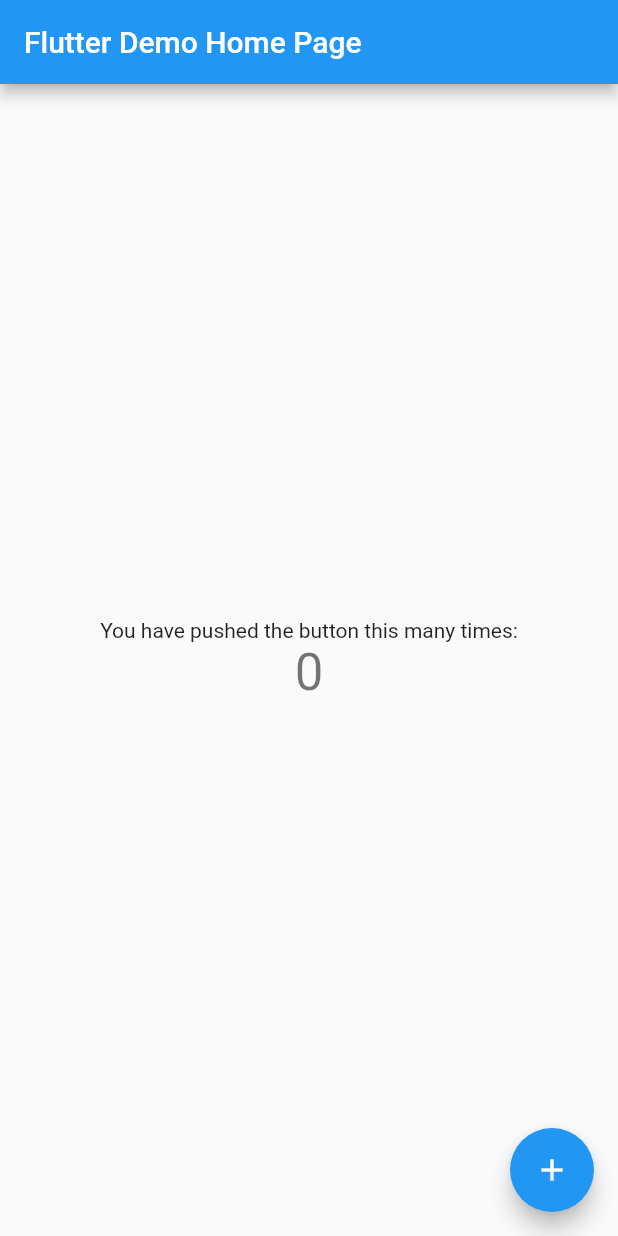
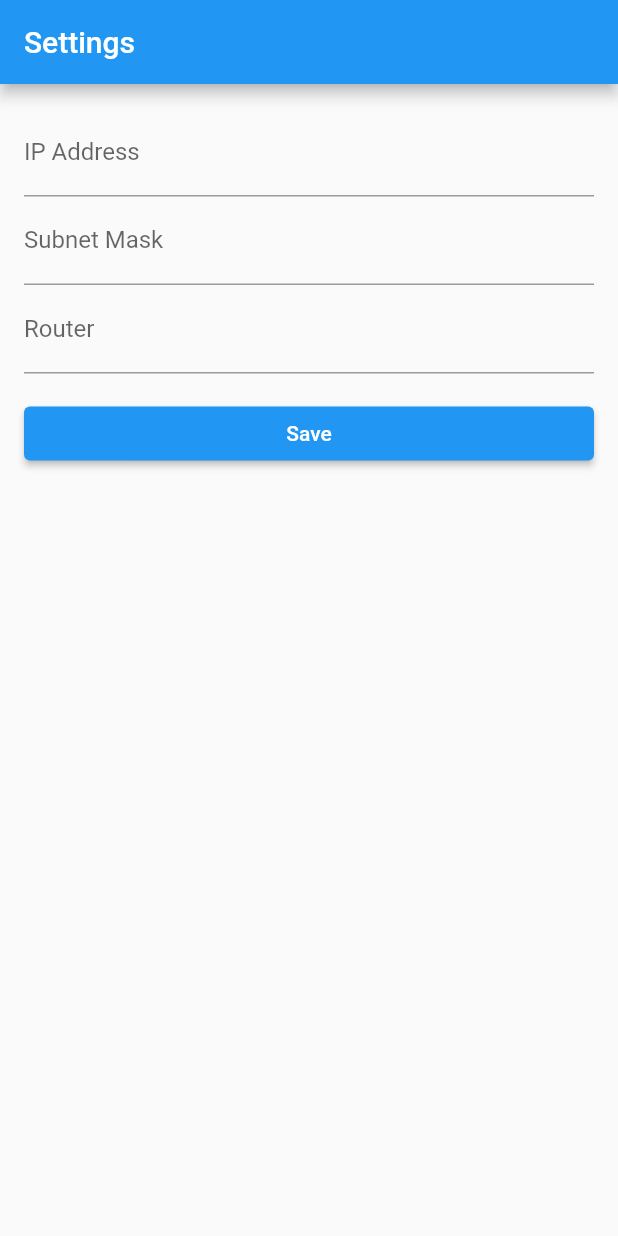
Before and after one commit to ahtoxaandy999/flutter_practice, a Flutter app: the screen it shows after launch, on a phone screen of 412 x 824 dp. Run offline on Flutter 3.47's test engine with Material 2 defaults, Android fonts, the phone set to English and light mode, and no system bars; our stand-ins replace dartz, equatable, flutter_bloc, freezed_annotation, logger, shared_preferences.

Commit message:
Add basic template

```diff
--- /dev/null
+++ b/lib/data/repositories/ip_settings_repository.dart
@@ -0,0 +1,37 @@
+import 'package:shared_preferences/shared_preferences.dart';
+
+import '../../domain/entities/ip_settings.dart';
+
+class IpSettingsRepository {
+  static const _ipKey = 'ip';
+  static const _subnetMaskKey = 'subnetMask';
+  static const _routerKey = 'router';
+
+  final SharedPreferences _sharedPreferences;
+
+  IpSettingsRepository(this._sharedPreferences);
+
+  Future<IpSettings> loadIpSettings() async {
+    final String? ipAddress = _sharedPreferences.getString('ip_address');
+    final String? subnetMask = _sharedPreferences.getString('subnet_mask');
+    final String? router = _sharedPreferences.getString('router');
+    final IpSettings settings = IpSettings(ipAddress: ipAddress ?? '', subnetMask: subnetMask ?? '', router: router ?? '');
+    return settings;
+  }
+
+  Future<void> saveIpSettings(IpSettings settings) async {
+    await _sharedPreferences.setString(_ipKey, settings.ipAddress);
+    await _sharedPreferences.setString(_subnetMaskKey, settings.subnetMask);
+    await _sharedPreferences.setString(_routerKey, settings.router);
+  }
+
+  Future<IpSettings?> getIpSettings() async {
+    final ip = _sharedPreferences.getString(_ipKey);
+    final subnetMask = _sharedPreferences.getString(_subnetMaskKey);
+    final router = _sharedPreferences.getString(_routerKey);
+    if (ip == null || subnetMask == null) {
+      return null;
+    }
+    return IpSettings(ipAddress: ip, subnetMask: subnetMask, router: router ?? '');
+  }
+}
--- /dev/null
+++ b/lib/domain/core/failures.dart
@@ -0,0 +1,11 @@
+import 'package:freezed_annotation/freezed_annotation.dart';
+
+part 'failures.freezed.dart';
+
+@freezed
+class Failure with _$Failure {
+  const factory Failure.serverError(String message) = ServerError;
+  const factory Failure.networkError() = NetworkError;
+  const factory Failure.serverException(String message) = ServerException;
+
+}
--- /dev/null
+++ b/lib/domain/entities/ip_settings.dart
@@ -0,0 +1,31 @@
+import 'package:equatable/equatable.dart';
+
+class IpSettings extends Equatable {
+  final String ipAddress;
+  final String subnetMask;
+  final String router;
+
+  const IpSettings({
+    required this.ipAddress,
+    required this.subnetMask,
+    required this.router,
+  });
+
+  IpSettings copyWith({
+    String? ipAddress,
+    String? subnetMask,
+    String? router,
+  }) {
+    return IpSettings(
+      ipAddress: ipAddress ?? this.ipAddress,
+      subnetMask: subnetMask ?? this.subnetMask,
+      router: router ?? this.router,
+    );
+  }
+
+  @override
+  List<Object?> get props => [ipAddress, subnetMask, router];
+
+  @override
+  bool get stringify => true;
+}
--- /dev/null
+++ b/lib/domain/usecases/save_ip_settings_usecase.dart
@@ -0,0 +1,19 @@
+import 'package:dartz/dartz.dart';
+import 'package:flutter_practice/data/repositories/ip_settings_repository.dart';
+import 'package:flutter_practice/domain/core/failures.dart';
+import 'package:flutter_practice/domain/entities/ip_settings.dart';
+
+class SaveIpSettingsUseCase {
+  final IpSettingsRepository repository;
+
+  SaveIpSettingsUseCase({required this.repository});
+
+  Future<Either<ServerError, Unit>> execute(IpSettings settings) async {
+    try {
+      await repository.saveIpSettings(settings);
+      return right(unit);
+    } on ServerException catch (e) {
+      return left(ServerError(e.message));
+    }
+  }
+}
--- a/lib/main.dart
+++ b/lib/main.dart
@@ -1,115 +1,44 @@
 import 'package:flutter/material.dart';
+import 'package:flutter_bloc/flutter_bloc.dart';
+import 'package:shared_preferences/shared_preferences.dart';
 
-void main() {
-  runApp(const MyApp());
+import 'bloc_observer.dart';
+import 'data/repositories/ip_settings_repository.dart';
+import 'domain/usecases/save_ip_settings_usecase.dart';
+import 'presentation/screens/settings/settings_bloc.dart';
+import 'presentation/screens/settings/settings_screen.dart';
+
+void main() async {
+  WidgetsFlutterBinding.ensureInitialized();
+  Bloc.observer = MyBlocObserver();
+  final sharedPreferences = await SharedPreferences.getInstance();
+  final ipSettingsRepository = IpSettingsRepository(sharedPreferences);
+  runApp(MyApp(ipSettingsRepository: ipSettingsRepository));
 }
 
 class MyApp extends StatelessWidget {
-  const MyApp({super.key});
+  final IpSettingsRepository ipSettingsRepository;
 
-  // This widget is the root of your application.
+  MyApp({required this.ipSettingsRepository});
+
   @override
   Widget build(BuildContext context) {
-    return MaterialApp(
-      title: 'Flutter Demo',
-      theme: ThemeData(
-        // This is the theme of your application.
-        //
-        // Try running your application with "flutter run". You'll see the
-        // application has a blue toolbar. Then, without quitting the app, try
-        // changing the primarySwatch below to Colors.green and then invoke
-        // "hot reload" (press "r" in the console where you ran "flutter run",
-        // or simply save your changes to "hot reload" in a Flutter IDE).
-        // Notice that the counter didn't reset back to zero; the application
-        // is not restarted.
-        primarySwatch: Colors.blue,
+    return MultiBlocProvider(
+      providers: [
+        BlocProvider<SettingsBloc>(
+          create: (context) => SettingsBloc(
+            saveIpSettingsUseCase: SaveIpSettingsUseCase(repository: ipSettingsRepository),
+            ipSettingsRepository: ipSettingsRepository,
+          ),
+        ),
+      ],
+      child: MaterialApp(
+        title: 'IP Settings App',
+        theme: ThemeData(
+          primarySwatch: Colors.blue,
+        ),
+        home: SettingsScreen(),
       ),
-      home: const MyHomePage(title: 'Flutter Demo Home Page'),
     );
   }
 }
-
-class MyHomePage extends StatefulWidget {
-  const MyHomePage({super.key, required this.title});
-
-  // This widget is the home page of your application. It is stateful, meaning
-  // that it has a State object (defined below) that contains fields that affect
-  // how it looks.
-
-  // This class is the configuration for the state. It holds the values (in this
-  // case the title) provided by the parent (in this case the App widget) and
-  // used by the build method of the State. Fields in a Widget subclass are
-  // always marked "final".
-
-  final String title;
-
-  @override
-  State<MyHomePage> createState() => _MyHomePageState();
-}
-
-class _MyHomePageState extends State<MyHomePage> {
-  int _counter = 0;
-
-  void _incrementCounter() {
-    setState(() {
-      // This call to setState tells the Flutter framework that something has
-      // changed in this State, which causes it to rerun the build method below
-      // so that the display can reflect the updated values. If we changed
-      // _counter without calling setState(), then the build method would not be
-      // called again, and so nothing would appear to happen.
-      _counter++;
-    });
-  }
-
-  @override
-  Widget build(BuildContext context) {
-    // This method is rerun every time setState is called, for instance as done
-    // by the _incrementCounter method above.
-    //
-    // The Flutter framework has been optimized to make rerunning build methods
-    // fast, so that you can just rebuild anything that needs updating rather
-    // than having to individually change instances of widgets.
-    return Scaffold(
-      appBar: AppBar(
-        // Here we take the value from the MyHomePage object that was created by
-        // the App.build method, and use it to set our appbar title.
-        title: Text(widget.title),
-      ),
-      body: Center(
-        // Center is a layout widget. It takes a single child and positions it
-        // in the middle of the parent.
-        child: Column(
-          // Column is also a layout widget. It takes a list of children and
-          // arranges them vertically. By default, it sizes itself to fit its
-          // children horizontally, and tries to be as tall as its parent.
-          //
-          // Invoke "debug painting" (press "p" in the console, choose the
-          // "Toggle Debug Paint" action from the Flutter Inspector in Android
-          // Studio, or the "Toggle Debug Paint" command in Visual Studio Code)
-          // to see the wireframe for each widget.
-          //
-          // Column has various properties to control how it sizes itself and
-          // how it positions its children. Here we use mainAxisAlignment to
-          // center the children vertically; the main axis here is the vertical
-          // axis because Columns are vertical (the cross axis would be
-          // horizontal).
-          mainAxisAlignment: MainAxisAlignment.center,
-          children: <Widget>[
-            const Text(
-              'You have pushed the button this many times:',
-            ),
-            Text(
-              '$_counter',
-              style: Theme.of(context).textTheme.headlineMedium,
-            ),
-          ],
-        ),
-      ),
-      floatingActionButton: FloatingActionButton(
-        onPressed: _incrementCounter,
-        tooltip: 'Increment',
-        child: const Icon(Icons.add),
-      ), // This trailing comma makes auto-formatting nicer for build methods.
-    );
-  }
-}
--- /dev/null
+++ b/lib/presentation/screens/settings/settings_bloc.dart
@@ -0,0 +1,58 @@
+import 'package:dartz/dartz.dart';
+import 'package:flutter_bloc/flutter_bloc.dart';
+import 'package:flutter_practice/data/repositories/ip_settings_repository.dart';
+import 'package:flutter_practice/domain/core/failures.dart';
+import 'package:flutter_practice/domain/entities/ip_settings.dart';
+import 'package:flutter_practice/domain/usecases/save_ip_settings_usecase.dart';
+import 'package:flutter_practice/presentation/screens/settings/settings_state.dart';
+import 'package:flutter_practice/presentation/screens/settings/settings_event.dart';
+
+class SettingsBloc extends Bloc<SettingsEvent, SettingsState> {
+  final SaveIpSettingsUseCase _saveIpSettingsUseCase;
+  final IpSettingsRepository _ipSettingsRepository;
+
+  SettingsBloc({
+    required SaveIpSettingsUseCase saveIpSettingsUseCase,
+    required IpSettingsRepository ipSettingsRepository,
+  })  : _saveIpSettingsUseCase = saveIpSettingsUseCase,
+        _ipSettingsRepository = ipSettingsRepository,
+        super(SettingsState.initial());
+
+  @override
+  Stream<SettingsState> mapEventToState(
+    SettingsEvent event,
+  ) async* {
+    yield* event.map(
+      loadIpSettings: (e) async* {
+        final IpSettings settings = await _ipSettingsRepository.loadIpSettings();
+        yield state.copyWith(
+          ipSettings: settings,
+        );
+      },
+      saveIpSettings: (e) async* {
+        yield state.copyWith(
+          isSubmitting: true,
+          saveFailureOrSuccessOption: none(),
+        );
+        final Either<ServerError, Unit> failureOrSuccess =
+            await _saveIpSettingsUseCase.execute(e.settings);
+        yield failureOrSuccess.fold(
+          (failure) => state.copyWith(
+            isSubmitting: false,
+            showErrorMessages: true,
+            saveFailureOrSuccessOption: some(left(failure)),
+          ),
+          (_) => state.copyWith(
+            isSubmitting: false,
+            saveFailureOrSuccessOption: some(right(unit)),
+          ),
+        );
+      },
+      ipSettingsSnackBarClosed: (e) async* {
+        yield state.copyWith(
+          saveFailureOrSuccessOption: none(),
+        );
+      },
+    );
+  }
+}
--- /dev/null
+++ b/lib/presentation/screens/settings/settings_event.dart
@@ -0,0 +1,23 @@
+import 'package:equatable/equatable.dart';
+import 'package:flutter_practice/domain/entities/ip_settings.dart';
+import 'package:flutter_practice/presentation/screens/settings/settings_state.dart';
+
+abstract class SettingsEvent extends Equatable {
+  const SettingsEvent();
+
+  @override
+  List<Object?> get props => [];
+
+  map({required Stream Function(dynamic e) loadIpSettings, required Stream<SettingsState> Function(dynamic e) saveIpSettings, required Stream<SettingsState> Function(dynamic e) ipSettingsSnackBarClosed}) {}
+}
+
+class LoadIpSettings extends SettingsEvent {}
+
+class SaveIpSettings extends SettingsEvent {
+  final IpSettings settings;
+
+  const SaveIpSettings(this.settings);
+
+  @override
+  List<Object?> get props => [settings];
+}
--- /dev/null
+++ b/lib/presentation/screens/settings/settings_screen.dart
@@ -0,0 +1,123 @@
+import 'package:flutter/material.dart';
+import 'package:flutter_bloc/flutter_bloc.dart';
+import 'package:flutter_practice/domain/entities/ip_settings.dart';
+import 'package:flutter_practice/presentation/screens/settings/settings_bloc.dart';
+import 'package:flutter_practice/presentation/screens/settings/settings_event.dart';
+import 'package:flutter_practice/presentation/screens/settings/settings_state.dart';
+
+class SettingsScreen extends StatefulWidget {
+  static const String routeName = '/settings';
+
+  @override
+  _SettingsScreenState createState() => _SettingsScreenState();
+}
+
+class _SettingsScreenState extends State<SettingsScreen> {
+  final _formKey = GlobalKey<FormState>();
+
+  TextEditingController _ipAddressController = TextEditingController();
+  TextEditingController _subnetMaskController = TextEditingController();
+  TextEditingController _routerController = TextEditingController();
+
+  @override
+  void dispose() {
+    _ipAddressController.dispose();
+    _subnetMaskController.dispose();
+    _routerController.dispose();
+    super.dispose();
+  }
+
+  @override
+  Widget build(BuildContext context) {
+    return Scaffold(
+      appBar: AppBar(
+        title: Text('Settings'),
+      ),
+      body: BlocConsumer<SettingsBloc, SettingsState>(
+        listener: (context, state) {
+          state.saveFailureOrSuccessOption.fold(
+            () {},
+            (either) => either.fold(
+              (failure) => ScaffoldMessenger.of(context).showSnackBar(
+                SnackBar(content: Text('$failure')),
+              ),
+              (_) => Navigator.pop(context),
+            ),
+          );
+        },
+        builder: (context, state) {
+          _ipAddressController.text = state.ipSettings.ipAddress;
+          _subnetMaskController.text = state.ipSettings.subnetMask;
+          _routerController.text = state.ipSettings.router;
+
+          return Padding(
+            padding: EdgeInsets.all(16.0),
+            child: Form(
+              key: _formKey,
+              child: ListView(
+                children: <Widget>[
+                  TextFormField(
+                    controller: _ipAddressController,
+                    decoration: InputDecoration(
+                      labelText: 'IP Address',
+                    ),
+                    validator: (_) =>
+                        state.showErrorMessages && state.ipSettings.ipAddress.isEmpty
+                            ? 'IP Address is required'
+                            : null,
+                    onChanged: (value) => context.read<SettingsBloc>().add(
+                          SaveIpSettings(
+                            state.ipSettings.copyWith(ipAddress: value),
+                          ),
+                        ),
+                  ),
+                  TextFormField(
+                    controller: _subnetMaskController,
+                    decoration: InputDecoration(
+                      labelText: 'Subnet Mask',
+                    ),
+                    validator: (_) => state.showErrorMessages &&
+                            state.ipSettings.subnetMask.isEmpty
+                        ? 'Subnet Mask is required'
+                        : null,
+                    onChanged: (value) => context.read<SettingsBloc>().add(
+                          SaveIpSettings(
+                            state.ipSettings.copyWith(subnetMask: value),
+                          ),
+                        ),
+                  ),
+                  TextFormField(
+                    controller: _routerController,
+                    decoration: InputDecoration(
+                      labelText: 'Router',
+                    ),
+                    validator: (_) =>
+                        state.showErrorMessages && state.ipSettings.router.isEmpty
+                            ? 'Router is required'
+                            : null,
+                    onChanged: (value) => context.read<SettingsBloc>().add(
+                          SaveIpSettings(
+                            state.ipSettings.copyWith(router: value),
+                          ),
+                        ),
+                  ),
+                  SizedBox(height: 16.0),
+                  ElevatedButton(
+                    onPressed: () {
+                      context.read<SettingsBloc>().add(
+                            SaveIpSettings(state.ipSettings),
+                          );
+                    },
+                    child: state.isSubmitting
+                        ? CircularProgressIndicator()
+                        : Text('Save'),
+                  ),
+                ],
+              ),
+            ),
+          );
+        },
+      ),
+    );
+  }
+}
--- /dev/null
+++ b/lib/presentation/screens/settings/settings_state.dart
@@ -0,0 +1,23 @@
+import 'package:freezed_annotation/freezed_annotation.dart';
+import 'package:flutter_practice/domain/entities/ip_settings.dart';
+import 'package:flutter_practice/domain/core/failures.dart';
+import 'package:dartz/dartz.dart';
+
+part 'settings_state.freezed.dart';
+
+@freezed
+class SettingsState with _$SettingsState {
+  const factory SettingsState({
+    required IpSettings ipSettings,
+    required bool showErrorMessages,
+    required bool isSubmitting,
+    required Option<Either<Failure, Unit>> saveFailureOrSuccessOption,
+  }) = _SettingsState;
+
+  factory SettingsState.initial() => SettingsState(
+        ipSettings: const IpSettings(ipAddress: '', subnetMask: '', router: ''),
+        showErrorMessages: false,
+        isSubmitting: false,
+        saveFailureOrSuccessOption: none(),
+      );
+}
```
Also changed, not shown: lib/bloc_observer.dart (added, +24 -0 lines), pubspec.yaml (+9 -4 lines), lib/domain/core/failures.freezed.dart (added), lib/presentation/screens/settings/settings_state.freezed.dart (added), pubspec.lock, 10 other files.
